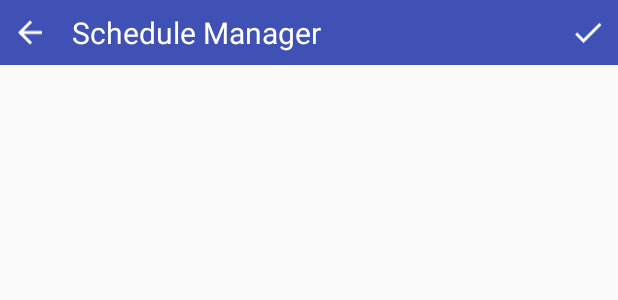
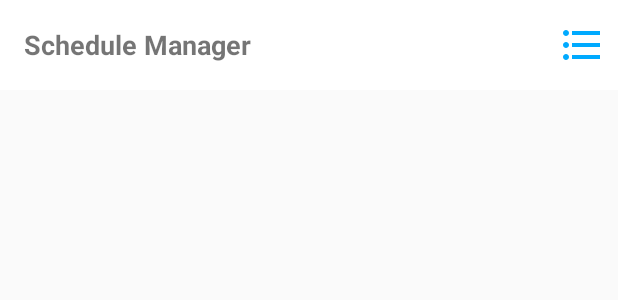
Before and after one commit to liurenyi/YXApplication, an Android app: the layout activity_main_schedule_lable.xml on its own in the app's theme, with its tools: preview values and no code run, on a phone screen of 412 x 824 dp. Shown: the top 300 px of the screen. Run offline under Robolectric (Android 15) with nearby library versions, the phone set to English and light mode, and no system bars.

Commit message:
2018/01/24 11:13
1. 优化状态栏的属性。
2. 优化标题栏，自定义标题栏。

```diff
--- a/schedulemanager/build.gradle
+++ b/schedulemanager/build.gradle
@@ -32,4 +32,5 @@ dependencies {
     compile 'com.android.support.constraint:constraint-layout:1.0.0-beta3'
     compile 'com.android.support:recyclerview-v7:26.0.0-alpha1'
     testCompile 'junit:junit:4.12'
+    compile files('libs/systembartint-1.0.4.jar')
 }
--- a/schedulemanager/src/main/AndroidManifest.xml
+++ b/schedulemanager/src/main/AndroidManifest.xml
@@ -13,7 +13,8 @@
         android:roundIcon="@mipmap/ic_launcher_round"
         android:supportsRtl="true"
         android:theme="@style/AppTheme">
-        <activity android:name=".MainActivity">
+        <activity android:name=".MainActivity"
+            android:theme="@style/AppTheme.NoActionBar">
             <intent-filter>
                 <action android:name="android.intent.action.MAIN" />
 
--- a/schedulemanager/src/main/res/drawable/ic_add.xml
+++ b/schedulemanager/src/main/res/drawable/ic_add.xml
@@ -4,6 +4,6 @@
         android:viewportWidth="24.0"
         android:viewportHeight="24.0">
     <path
-        android:fillColor="#FF00AAFF"
+        android:fillColor="@color/colorIcon"
         android:pathData="M19,13h-6v6h-2v-6H5v-2h6V5h2v6h6v2z"/>
 </vector>
--- /dev/null
+++ b/schedulemanager/src/main/res/drawable/ic_format_list_bulleted.xml
@@ -0,0 +1,11 @@
+<vector xmlns:android="http://schemas.android.com/apk/res/android"
+    xmlns:tools="http://schemas.android.com/tools"
+    android:width="24dp"
+        android:height="24dp"
+        android:viewportWidth="24.0"
+        android:viewportHeight="24.0">
+    <path
+        android:fillColor="@color/colorIcon"
+        android:pathData="M4,10.5c-0.83,0 -1.5,0.67 -1.5,1.5s0.67,1.5 1.5,1.5 1.5,-0.67 1.5,-1.5 -0.67,-1.5 -1.5,-1.5zM4,4.5c-0.83,0 -1.5,0.67 -1.5,1.5S3.17,7.5 4,7.5 5.5,6.83 5.5,6 4.83,4.5 4,4.5zM4,16.5c-0.83,0 -1.5,0.68 -1.5,1.5s0.68,1.5 1.5,1.5 1.5,-0.68 1.5,-1.5 -0.67,-1.5 -1.5,-1.5zM7,19h14v-2L7,17v2zM7,13h14v-2L7,11v2zM7,5v2h14L21,5L7,5z"
+        tools:ignore="VectorRaster" />
+</vector>
--- a/schedulemanager/src/main/res/layout/schedule_lable_title.xml
+++ b/schedulemanager/src/main/res/layout/activity_main_schedule_lable.xml
@@ -2,35 +2,27 @@
 <LinearLayout xmlns:android="http://schemas.android.com/apk/res/android"
     xmlns:tools="http://schemas.android.com/tools"
     android:layout_width="match_parent"
-    android:layout_height="wrap_content"
-    android:background="@color/colorPrimary"
+    android:layout_height="@dimen/layout_margin_height"
+    android:background="@color/colorWhite"
     android:orientation="horizontal">
-
-    <ImageView
-        android:id="@+id/img_back"
-        android:layout_width="wrap_content"
-        android:layout_height="match_parent"
-        android:padding="@dimen/tv_margin"
-        android:layout_gravity="center_vertical"
-        android:src="@drawable/ic_arrow_back_black_24dp" />
 
     <TextView
         android:layout_width="0dp"
+        android:layout_height="match_parent"
         android:layout_weight="1"
-        android:layout_height="match_parent"
         android:gravity="left|center_vertical"
-        android:padding="@dimen/tv_margin"
+        android:padding="@dimen/tv_margin_1"
         android:text="@string/app_name"
-        android:textSize="20sp"
-        android:textColor="@color/colorWhite"
+        android:textSize="18sp"
+        android:textStyle="bold"
         tools:ignore="RtlHardcoded" />
 
     <ImageView
         android:id="@+id/img_save"
-        android:layout_width="wrap_content"
-        android:layout_height="match_parent"
+        android:layout_width="@dimen/layout_margin_width_1"
+        android:layout_height="@dimen/layout_margin_height_1"
+        android:layout_gravity="center_vertical"
         android:padding="@dimen/tv_margin"
-        android:layout_gravity="center_vertical"
-        android:src="@drawable/ic_check_black_24dp" />
+        android:src="@drawable/ic_format_list_bulleted" />
 
 </LinearLayout>
--- a/schedulemanager/src/main/res/values/colors.xml
+++ b/schedulemanager/src/main/res/values/colors.xml
@@ -5,4 +5,5 @@
     <color name="colorAccent">#FF4081</color>
     <color name="colorTransparent">#00000000</color>
     <color name="colorWhite">#FFFFFF</color>
+    <color name="colorIcon">#00AAFF</color>
 </resources>
--- a/schedulemanager/src/main/res/values/dimens.xml
+++ b/schedulemanager/src/main/res/values/dimens.xml
@@ -5,10 +5,15 @@
     <dimen name="tv_margin_top">5dp</dimen>
     <dimen name="tv_margin_bottom">5dp</dimen>
     <dimen name="tv_margin">8dp</dimen>
+    <dimen name="tv_margin_1">16dp</dimen>
     <dimen name="tv_size">16sp</dimen>
     <dimen name="tv_margin_left_and_right">8dp</dimen>
     <dimen name="tv_margin_top_and_bottom">4dp</dimen>
     <dimen name="radiobutton_background_corners">10dp</dimen>
     <dimen name="radiobutton_margin_bottom">10dp</dimen>
     <dimen name="radiobutton_text_size">10sp</dimen>
+    <dimen name="layout_margin_width">60dp</dimen>
+    <dimen name="layout_margin_height">60dp</dimen>
+    <dimen name="layout_margin_width_1">48dp</dimen>
+    <dimen name="layout_margin_height_1">48dp</dimen>
 </resources>
--- a/schedulemanager/src/main/res/values/styles.xml
+++ b/schedulemanager/src/main/res/values/styles.xml
@@ -11,6 +11,8 @@
     <style name="AppTheme.NoActionBar">
         <item name="windowActionBar">false</item>
         <item name="windowNoTitle">true</item>
+        <!-- 使状态栏变的透明 -->
+        <item name="android:windowTranslucentStatus">true</item>
     </style>
 
     <style name="RadioButton">
```
Also changed, not shown: schedulemanager/src/main/java/com/example/schedulemanager/MainActivity.java (+32 -1 lines), schedulemanager/src/main/java/com/example/schedulemanager/util/UtilClass.java (+48 -0 lines), schedulemanager/src/main/res/drawable/ic_view_module.xml (added, +11 -0 lines), schedulemanager/src/main/res/layout/activity_main.xml (+8 -4 lines), schedulemanager/libs/systembartint-1.0.4.jar (added).
